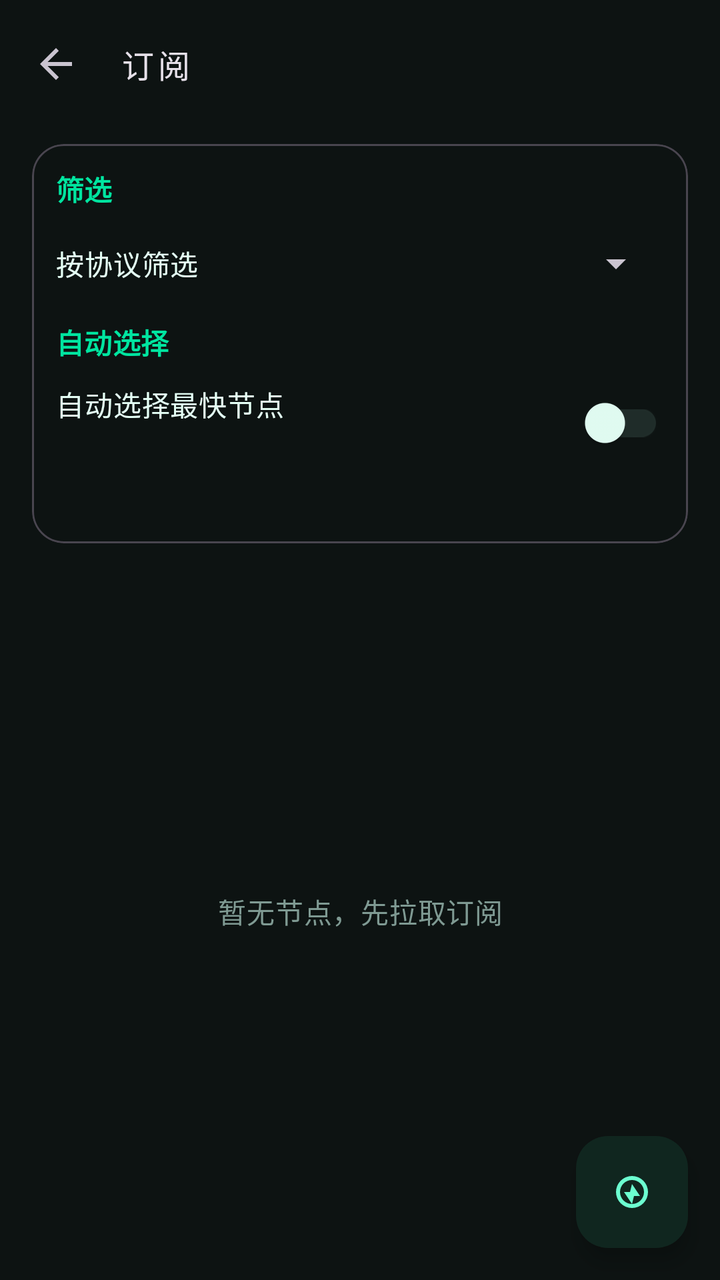
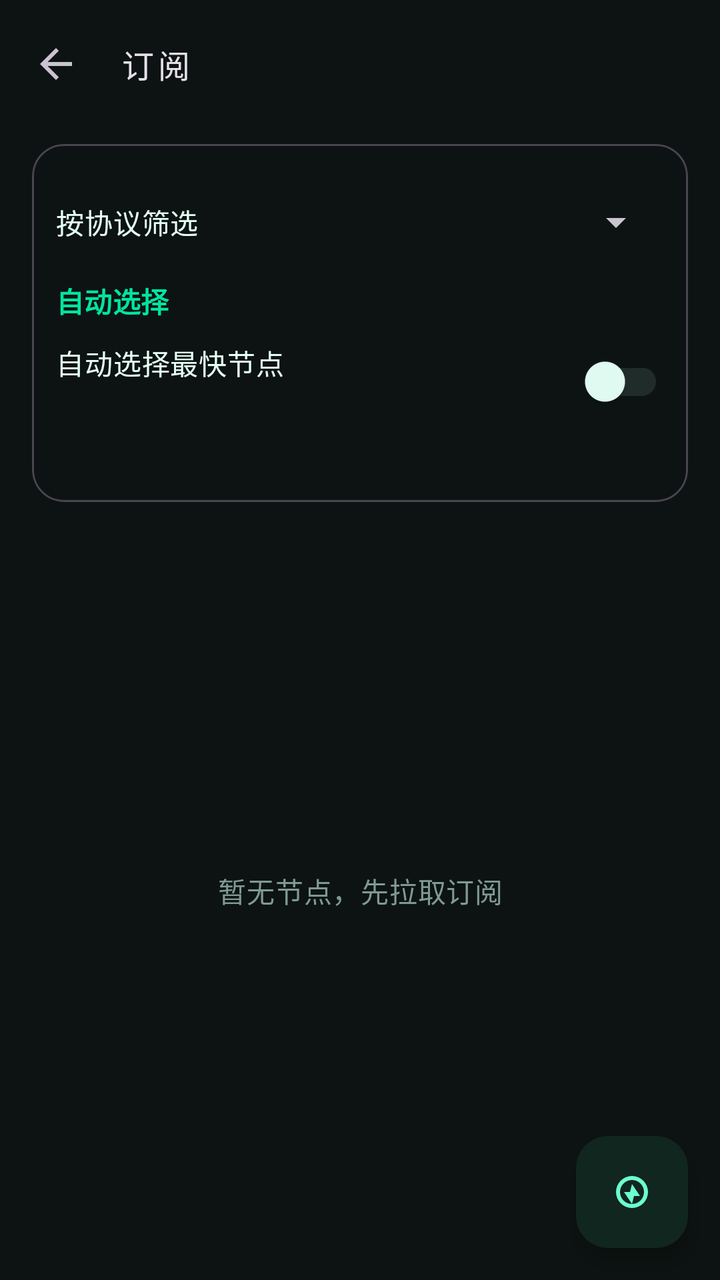

Compare the two renders of this Android layout. The source of the first and the diff that turns it into the second are given below.
<!-- AndroidManifest.xml: application theme Theme.TunVPN -->
<!-- res/layout/activity_subscribe.xml -->
<?xml version="1.0" encoding="utf-8"?>
<LinearLayout xmlns:android="http://schemas.android.com/apk/res/android"
	xmlns:app="http://schemas.android.com/apk/res-auto"
	android:orientation="vertical"
	android:layout_width="match_parent"
	android:layout_height="match_parent"
	android:background="?attr/colorSurface">
	<com.google.android.material.appbar.MaterialToolbar
		android:id="@+id/toolbar"
		android:layout_width="match_parent"
		android:layout_height="?attr/actionBarSize"
		app:navigationIcon="?attr/homeAsUpIndicator"
		app:title="@string/subscribe"
		app:titleTextAppearance="@style/TextAppearance.TunVPN.Toolbar"/>
	<com.google.android.material.card.MaterialCardView
		style="@style/Widget.Material3.CardView.Outlined"
		android:layout_width="match_parent"
		android:layout_height="wrap_content"
		android:layout_marginLeft="16dp"
		android:layout_marginRight="16dp"
		android:layout_marginTop="8dp"
		app:cardCornerRadius="16dp">
		<LinearLayout
			android:orientation="vertical"
			android:layout_width="match_parent"
			android:layout_height="wrap_content"
			android:padding="12dp">
			
			<TextView
				android:layout_width="match_parent"
				android:layout_height="wrap_content"
				android:text="@string/sub_section_filter"
				android:textAppearance="?attr/textAppearanceTitleSmall"
				android:textColor="?attr/colorPrimary"
				android:textStyle="bold"/>
			
			<HorizontalScrollView
				android:layout_width="match_parent"
				android:layout_height="wrap_content"
				android:layout_marginTop="6dp"
				android:fillViewport="true"
				android:scrollbars="none">
				<com.google.android.material.chip.ChipGroup
					android:id="@+id/sub_country_chips"
					android:layout_width="wrap_content"
					android:layout_height="wrap_content"
					app:selectionRequired="true"
					app:singleLine="true"
					app:singleSelection="true"/>
			</HorizontalScrollView>
			<LinearLayout
				android:orientation="horizontal"
				android:layout_width="match_parent"
				android:layout_height="wrap_content"
				android:layout_marginTop="6dp"
				android:gravity="center_vertical">
				<TextView
					android:layout_width="wrap_content"
					android:layout_height="wrap_content"
					android:text="@string/sub_proto_filter_label"
					android:textAppearance="?attr/textAppearanceBodyMedium"
					android:textColor="?attr/colorOnSurface"/>
				<Spinner
					android:id="@+id/sub_proto_filter"
					android:layout_width="0dp"
					android:layout_height="wrap_content"
					android:layout_weight="1"
					android:layout_marginStart="10dp"
					android:minHeight="30dp"
					android:spinnerMode="dropdown"/>
			</LinearLayout>

			
			<TextView
				android:layout_width="match_parent"
				android:layout_height="wrap_content"
				android:layout_marginTop="14dp"
				android:text="@string/sub_section_auto"
				android:textAppearance="?attr/textAppearanceTitleSmall"
				android:textColor="?attr/colorPrimary"
				android:textStyle="bold"/>
			<LinearLayout
				android:orientation="horizontal"
				android:layout_width="match_parent"
				android:layout_height="wrap_content"
				android:layout_marginTop="6dp"
				android:gravity="center_vertical">
				<LinearLayout
					android:orientation="vertical"
					android:layout_width="0dp"
					android:layout_height="wrap_content"
					android:layout_weight="1">
					<TextView
						android:layout_width="match_parent"
						android:layout_height="wrap_content"
						android:text="@string/sub_auto"
						android:textAppearance="?attr/textAppearanceBodyMedium"
						android:textColor="?attr/colorOnSurface"/>
					<TextView
						android:id="@+id/sub_auto_hint"
						android:layout_width="match_parent"
						android:layout_height="wrap_content"
						android:paddingTop="2dp"
						android:textAppearance="?attr/textAppearanceBodySmall"
						android:textColor="?attr/colorPrimary"/>
					</LinearLayout>
				<com.google.android.material.switchmaterial.SwitchMaterial
					android:id="@+id/sub_auto"
					android:layout_width="wrap_content"
					android:layout_height="wrap_content"
					android:layout_marginStart="8dp"/>
			</LinearLayout>

			<TextView
				android:id="@+id/sub_stats"
				android:layout_width="match_parent"
				android:layout_height="wrap_content"
				android:layout_marginTop="8dp"
				android:textAppearance="?attr/textAppearanceBodySmall"
				android:textColor="?attr/colorOnSurfaceVariant"/>
		</LinearLayout>
	</com.google.android.material.card.MaterialCardView>
	
	<FrameLayout
		android:layout_width="match_parent"
		android:layout_height="0dp"
		android:layout_weight="1">
		<ListView
			android:id="@+id/sub_list"
			android:layout_width="match_parent"
			android:layout_height="match_parent"
			android:clipToPadding="false"
			android:divider="@android:color/transparent"
			android:dividerHeight="10dp"
			android:paddingLeft="16dp"
			android:paddingRight="16dp"
			android:paddingTop="4dp"
			android:paddingBottom="88dp"
			android:scrollbarStyle="outsideOverlay"/>
		<TextView
			android:id="@+id/sub_empty"
			android:layout_width="match_parent"
			android:layout_height="wrap_content"
			android:layout_gravity="center"
			android:gravity="center"
			android:padding="24dp"
			android:text="@string/sub_empty"
			android:textAppearance="?attr/textAppearanceBodyMedium"
			android:textColor="?attr/colorOnSurfaceVariant"/>
		<com.google.android.material.floatingactionbutton.FloatingActionButton
			android:id="@+id/sub_test_all"
			android:layout_width="wrap_content"
			android:layout_height="wrap_content"
			android:layout_gravity="bottom|end"
			android:layout_margin="16dp"
			android:contentDescription="@string/sub_test_all"
			android:src="@drawable/ic_speed"/>
	</FrameLayout>
</LinearLayout>
<!-- resources referenced by this layout -->
<resources>
  <!-- drawable ic_speed (drawable) -->
  <vector xmlns:android="http://schemas.android.com/apk/res/android"
  	android:width="24dp"
  	android:height="24dp"
  	android:viewportWidth="24"
  	android:viewportHeight="24">
  	<path
  		android:fillColor="#000000"
  		android:pathData="M12,4a8,8 0 1,0 0,16 8,8 0 0,0 0,-16zM12,6a6,6 0 1,1 0,12 6,6 0 0,1 0,-12zM12,8l4,6h-3l-1,4 -4,-6h3l1,-4z"/>
  </vector>
  <string name="sub_auto">自动选择最快节点</string>
  <string name="sub_empty">暂无节点，先拉取订阅</string>
  <string name="sub_proto_filter_label">按协议筛选</string>
  <string name="sub_section_auto">自动选择</string>
  <string name="sub_section_filter">筛选</string>
  <string name="sub_test_all">测速全部</string>
  <string name="subscribe">订阅</string>
  <style name="TextAppearance.TunVPN.Toolbar" parent="TextAppearance.Material3.TitleMedium">
  		<item name="fontFamily">monospace</item>
  		<item name="android:fontFamily">monospace</item>
  		<item name="android:letterSpacing">0.12</item>
  	</style>
  <style name="Theme.TunVPN" parent="Theme.Material3.Dark.NoActionBar">
  		<item name="colorPrimary">#00E5A0</item>
  		<item name="colorOnPrimary">#060A09</item>
  		<item name="colorPrimaryContainer">#10261F</item>
  		<item name="colorOnPrimaryContainer">#6CFFD0</item>
  		<item name="colorSecondary">#00E5A0</item>
  		<item name="colorOnSecondary">#060A09</item>
  		<item name="colorSecondaryContainer">#0B2E26</item>
  		<item name="colorOnSecondaryContainer">#6CFFD0</item>
  		<item name="colorError">#FF5C7A</item>
  		<item name="colorOnError">#060A09</item>
  		<item name="colorErrorContainer">#3A1220</item>
  		<item name="colorOnErrorContainer">#FFC2CE</item>
  		<item name="android:colorBackground">#060A09</item>
  		<item name="colorSurface">#0D1312</item>
  		<item name="colorOnSurface">#E4FFF5</item>
  		<item name="colorSurfaceVariant">#131B1A</item>
  		<item name="colorOnSurfaceVariant">#7F9A93</item>
  		<item name="colorSurfaceContainer">#18221F</item>
  		<item name="colorOutline">#1F2C29</item>
  		<item name="android:statusBarColor">@android:color/transparent</item>
  		<item name="android:navigationBarColor">@android:color/transparent</item>
  		<item name="android:windowLightStatusBar">false</item>
  		<item name="android:windowBackground">#060A09</item>
  	</style>
</resources>

<!-- the commit's change to res/layout/activity_subscribe.xml (unified diff, before → after) -->
@@ -25,14 +25,6 @@
 			android:layout_width="match_parent"
 			android:layout_height="wrap_content"
 			android:padding="12dp">
-			
-			<TextView
-				android:layout_width="match_parent"
-				android:layout_height="wrap_content"
-				android:text="@string/sub_section_filter"
-				android:textAppearance="?attr/textAppearanceTitleSmall"
-				android:textColor="?attr/colorPrimary"
-				android:textStyle="bold"/>
 			
 			<HorizontalScrollView
 				android:layout_width="match_parent"
<!-- resource entries referenced after the edit -->
@@ -14,7 +14,6 @@
   <string name="sub_empty">暂无节点，先拉取订阅</string>
   <string name="sub_proto_filter_label">按协议筛选</string>
   <string name="sub_section_auto">自动选择</string>
-  <string name="sub_section_filter">筛选</string>
   <string name="sub_test_all">测速全部</string>
   <string name="subscribe">订阅</string>
   <style name="TextAppearance.TunVPN.Toolbar" parent="TextAppearance.Material3.TitleMedium">
